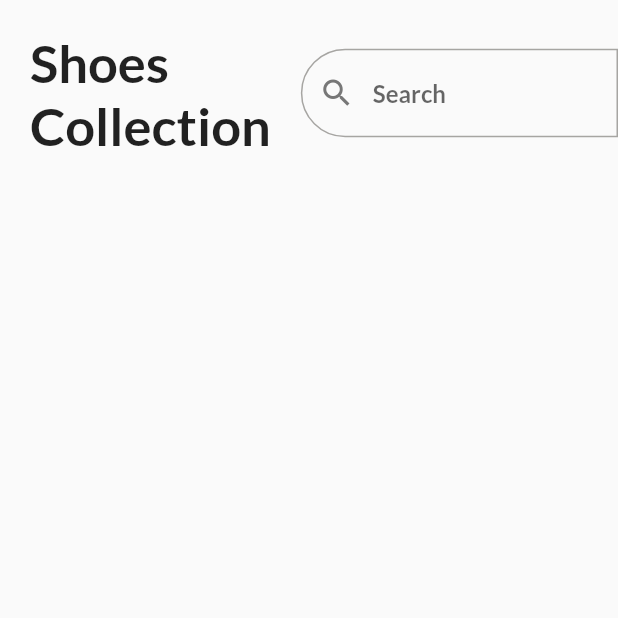
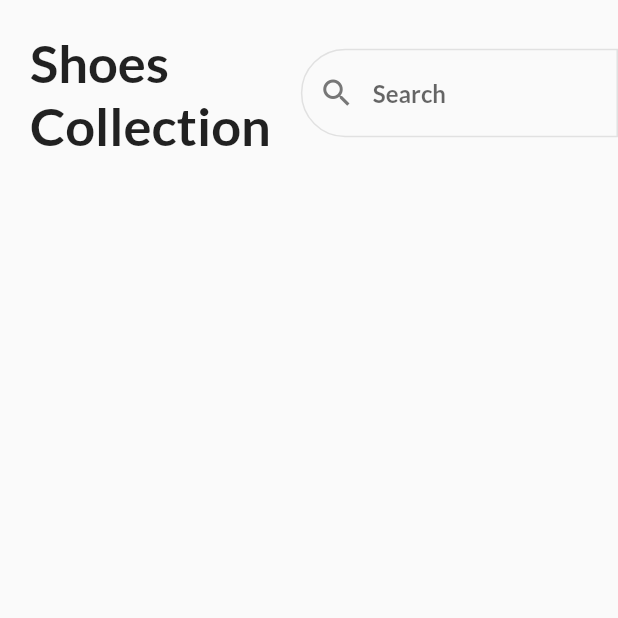
Before and after one commit to KeilGries/shop_app, a Flutter app: the screen it shows after launch, on a phone screen of 412 x 824 dp, the top half of it. Run offline on Flutter 3.47's test engine with Material 2 defaults, Android fonts, the phone set to English and light mode, and no system bars.

Commit message:
Fixed issue with seedColor causing enabledBorder and focusedBorder to display drastically differently.

```diff
--- a/shop_app/lib/homepage.dart
+++ b/shop_app/lib/homepage.dart
@@ -5,14 +5,22 @@ class HomePage extends StatelessWidget {
 
   @override
   Widget build(BuildContext context) {
-    return Scaffold(
+    const border = OutlineInputBorder(
+      borderRadius: BorderRadius.horizontal(
+        left: Radius.circular(50),
+      ),
+      borderSide: BorderSide(
+        color: Color.fromRGBO(225, 225, 225, 1),
+      ),
+    );
+    return const Scaffold(
       body: SafeArea(
         child: Column(
           children: [
             Row(
               children: [
                 Padding(
-                  padding: const EdgeInsets.all(20.0),
+                  padding: EdgeInsets.all(20.0),
                   child: Text(
                     'Shoes \nCollection',
                     style: TextStyle(
@@ -26,14 +34,9 @@ class HomePage extends StatelessWidget {
                     decoration: InputDecoration(
                       hintText: 'Search',
                       prefixIcon: Icon(Icons.search),
-                      border: OutlineInputBorder(
-                        borderRadius: BorderRadius.horizontal(
-                          left: Radius.circular(50),
-                        ),
-                        borderSide: BorderSide(
-                          color: Color.fromRGBO(225, 225, 225, 1),
-                        ),
-                      ),
+                      border: border,
+                      enabledBorder: border,
+                      focusedBorder: border,
                     ),
                   ),
                 ),
```
